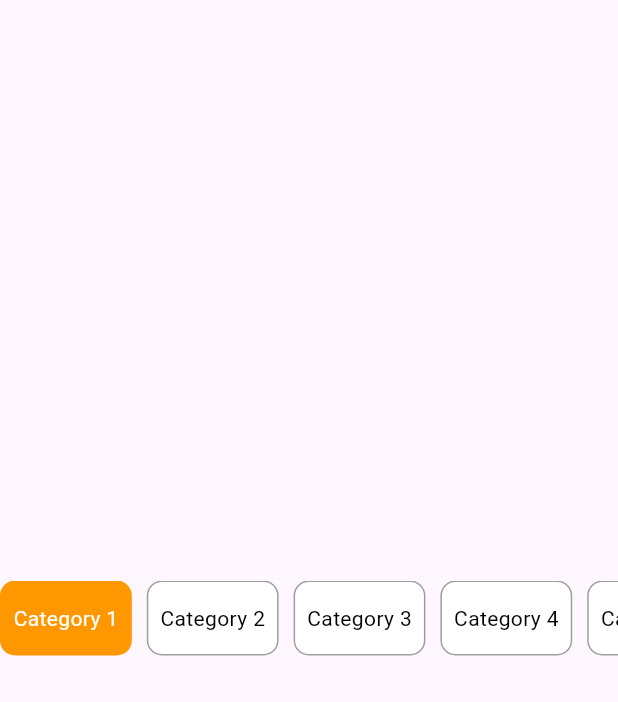
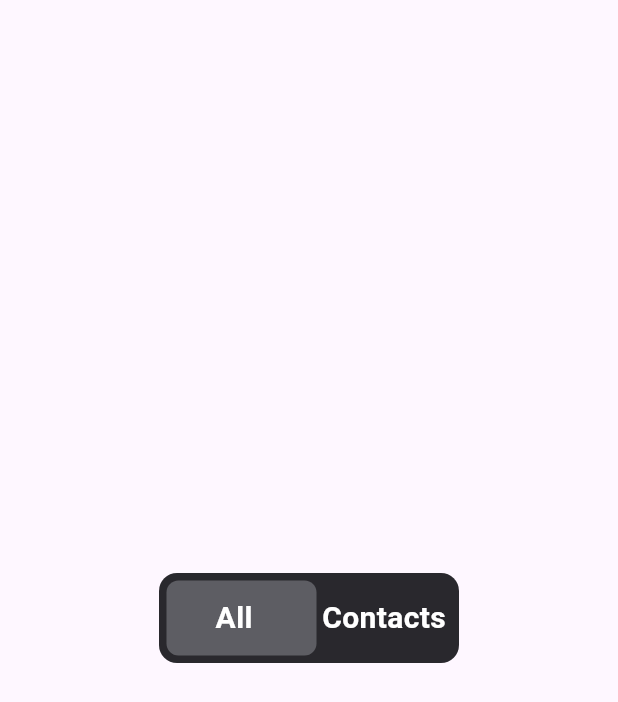
Before and after one commit to Eslam-Hossam1/animation_app, a Flutter app: the screen it shows after launch, on a phone screen of 412 x 824 dp. Shown: the top 702 px of the screen. Run offline on Flutter 3.47's test engine with Material 3 defaults, Android fonts, the phone set to English and light mode, and no system bars.

```diff
--- a/lib/animations_view.dart
+++ b/lib/animations_view.dart
@@ -36,65 +36,81 @@ class AnimatedCategories extends StatefulWidget {
 }
 
 class _AnimatedCategoriesState extends State<AnimatedCategories> {
-  bool isClicked = false;
-  int currentIndex = 0;
-  double scale = 1.0;
-  static List<String> categories = [
-    "Category 1",
-    "Category 2",
-    "Category 3",
-    "Category 4",
-    "Category 5",
-    "Category 6",
-    "Category 7",
-    "Category 8",
-    "Category 9",
-    "Category 10",
-  ];
+  bool isLeft = true;
+
   @override
   Widget build(BuildContext context) {
-    return SizedBox(
+    return Container(
+      height: 60,
+      width: 200,
+      decoration: BoxDecoration(
+        color: Color(0xff29282D),
+        borderRadius: BorderRadius.circular(12),
+      ),
+      child: Stack(
+        children: [
+          AnimatedPositioned(
+            top: 5,
+            left: isLeft ? 5 : 95,
+            right: isLeft ? 95 : 5,
+            duration: Duration(milliseconds: 250),
+            child: Container(
               height: 50,
-      child: ListView.separated(
-        scrollDirection: Axis.horizontal,
-        itemBuilder: (context, index) {
-          isClicked = currentIndex == index;
-          return GestureDetector(
+              decoration: BoxDecoration(
+                color: Color(0xff5D5D63),
+                borderRadius: BorderRadius.circular(8),
+              ),
+            ),
+          ),
+          Row(
+            children: [
+              Expanded(
+                child: GestureDetector(
+                  behavior: HitTestBehavior
+                      .opaque, // 👈 makes the whole area tappable
+
                   onTap: () {
                     setState(() {
-                currentIndex = index;
+                      isLeft = true;
                     });
                   },
-            child: AnimatedContainer(
-              alignment: Alignment.center,
-              decoration: BoxDecoration(
-                border: Border.all(
-                  color: isClicked ? Colors.orange : Colors.grey,
-                ),
-                color: isClicked ? Colors.orange : Colors.white,
-                borderRadius: BorderRadius.circular(10),
-              ),
-              duration: Duration(
-                milliseconds: 300,
-              ),
-              child: Padding(
-                padding: const EdgeInsets.all(8.0),
+                  child: Center(
                     child: Text(
-                  '${categories[index]}',
+                      'All',
                       style: TextStyle(
-                    color: isClicked ? Colors.white : Colors.black,
+                        color: Colors.white,
+                        fontSize: 20,
+                        fontWeight: FontWeight.bold,
                       ),
                     ),
                   ),
                 ),
-          );
+              ),
+              Expanded(
+                child: GestureDetector(
+                  behavior: HitTestBehavior
+                      .opaque, // 👈 makes the whole area tappable
+
+                  onTap: () {
+                    setState(() {
+                      isLeft = false;
+                    });
                   },
-        separatorBuilder: (context, index) {
-          return SizedBox(
-            width: 10,
-          );
-        },
-        itemCount: 20,
+                  child: Center(
+                    child: Text(
+                      'Contacts',
+                      style: TextStyle(
+                        color: Colors.white,
+                        fontSize: 20,
+                        fontWeight: FontWeight.bold,
+                      ),
+                    ),
+                  ),
+                ),
+              ),
+            ],
+          ),
+        ],
       ),
     );
   }
```
Lines whose indentation alone changed are shown as unchanged.
